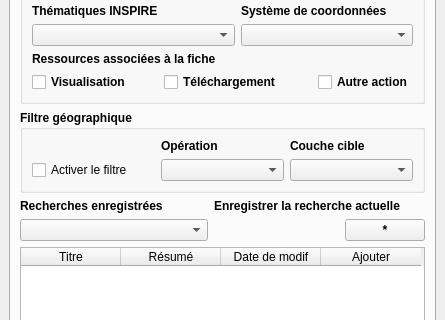
Before: the Qt Designer form isogeo_dockwidget_base.ui in isogeo/isogeo-plugin-qgis, drawn with Qt 5; both pictures show x 0 to 445 and y 145 to 465 of the 445 by 870 pixel window.
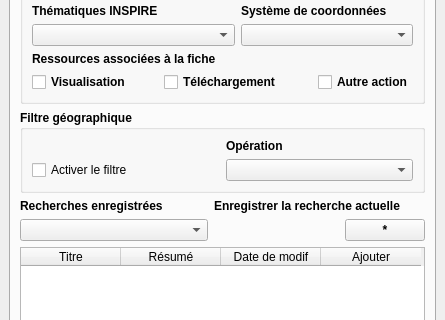
After: the same form once the commit is applied. Custom widgets are drawn as their Qt base class.

Diff of the .ui file:
```diff
--- a/isogeo_dockwidget_base.ui
+++ b/isogeo_dockwidget_base.ui
@@ -67,7 +67,7 @@
            <string>Recherche avancée</string>
           </property>
           <property name="collapsed">
-           <bool>false</bool>
+           <bool>true</bool>
           </property>
           <property name="scrollOnExpand">
            <bool>true</bool>
@@ -270,6 +270,9 @@
            <bool>true</bool>
           </property>
           <layout class="QGridLayout" name="gridLayout_3">
+           <item row="1" column="1">
+            <widget class="QComboBox" name="operation"/>
+           </item>
            <item row="0" column="1">
             <widget class="QLabel" name="label_7">
              <property name="font">
@@ -283,19 +286,6 @@
              </property>
             </widget>
            </item>
-           <item row="0" column="2">
-            <widget class="QLabel" name="label_8">
-             <property name="font">
-              <font>
-               <weight>75</weight>
-               <bold>true</bold>
-              </font>
-             </property>
-             <property name="text">
-              <string>Couche cible</string>
-             </property>
-            </widget>
-           </item>
            <item row="1" column="0">
             <widget class="QCheckBox" name="checkBox_4">
              <property name="font">
@@ -309,12 +299,6 @@
              </property>
             </widget>
            </item>
-           <item row="1" column="1">
-            <widget class="QComboBox" name="operation"/>
-           </item>
-           <item row="1" column="2">
-            <widget class="QgsMapLayerComboBox" name="mMapLayerComboBox"/>
-           </item>
           </layout>
          </widget>
         </item>
@@ -1013,11 +997,6 @@
    <header>qgis.gui</header>
    <container>1</container>
   </customwidget>
-  <customwidget>
-   <class>QgsMapLayerComboBox</class>
-   <extends>QComboBox</extends>
-   <header>qgis.gui</header>
-  </customwidget>
  </customwidgets>
  <resources/>
  <connections/>
```
Left out of the diff: 4 changed lines with no effect on the pictures.
